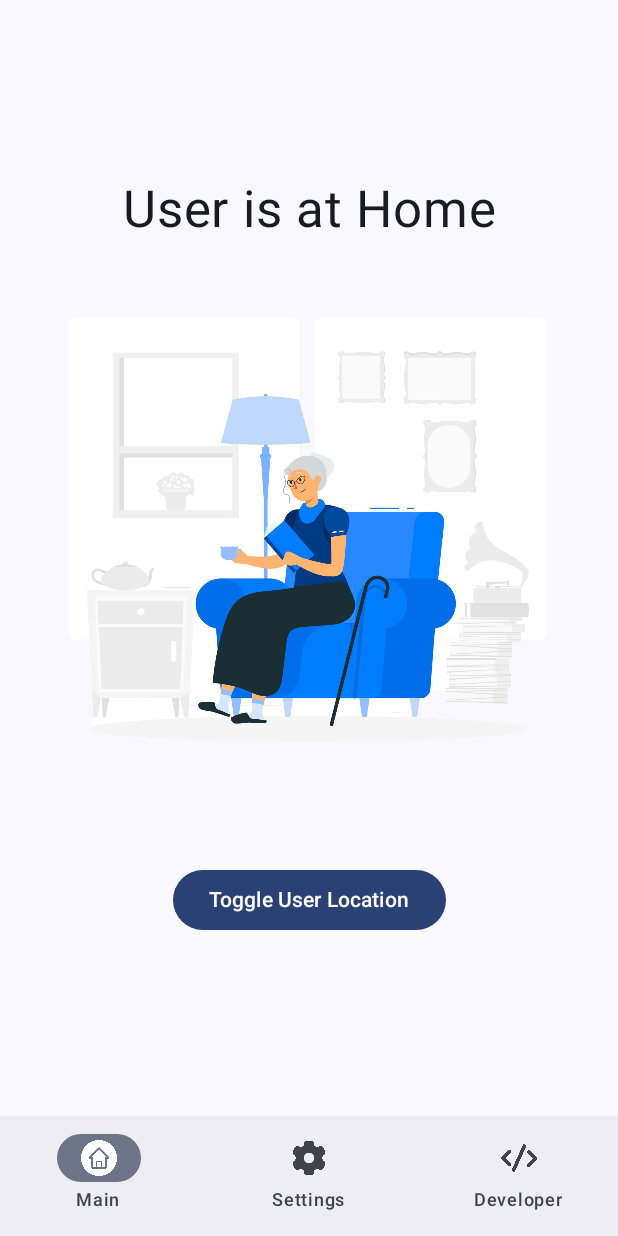
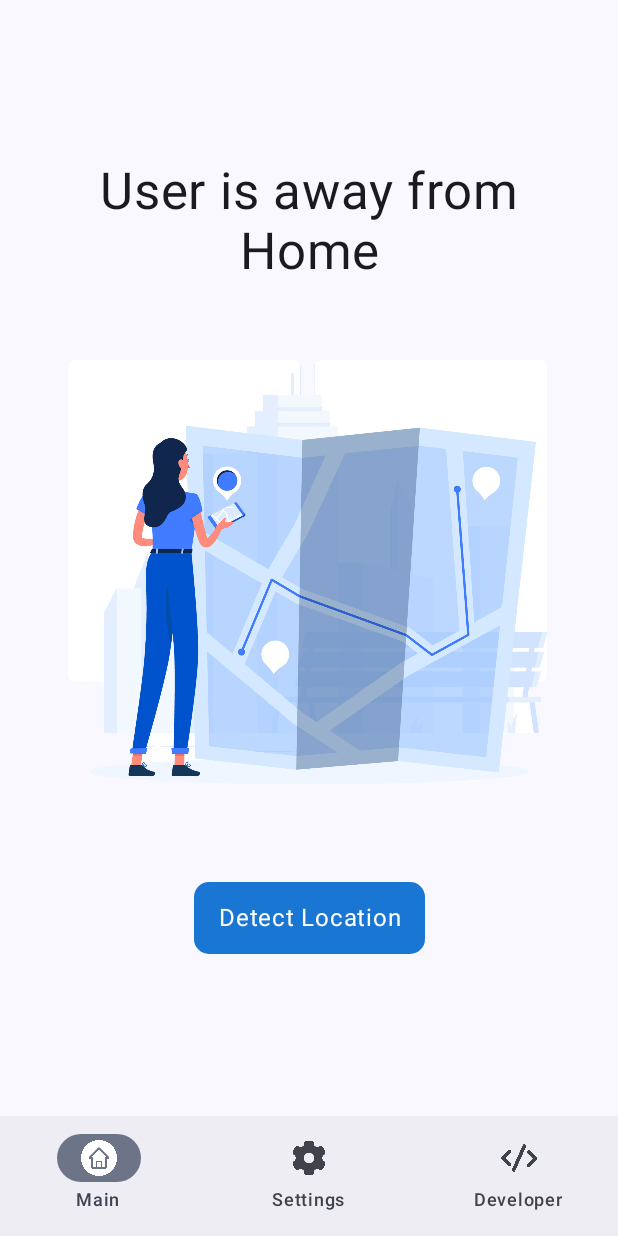
Before and after one commit to RJKRanathunga/Care-Band, an Android app built with Jetpack Compose: the screen it shows after launch (MainActivity), on a phone screen of 412 x 824 dp. Run offline under Robolectric (Android 15) with nearby library versions, the phone set to English and light mode, and no system bars.

Commit message:
fetch weather user it at home or not when opening the app

```diff
--- a/app/app/src/main/java/com/example/edpsem2project/primary_Screens/Main_Screen.kt
+++ b/app/app/src/main/java/com/example/edpsem2project/primary_Screens/Main_Screen.kt
@@ -17,6 +17,7 @@ import androidx.compose.foundation.shape.RoundedCornerShape
 import androidx.compose.material3.Button
 import androidx.compose.material3.Text
 import androidx.compose.runtime.Composable
+import androidx.compose.runtime.LaunchedEffect
 import androidx.compose.runtime.getValue
 import androidx.compose.runtime.mutableStateOf
 import androidx.compose.runtime.remember
@@ -96,11 +97,61 @@ fun getLastLocation(onResult: (List<Location>) -> Unit) {
     })
 }
 
+fun userAtHouse(onResult: (Boolean) -> Unit) {
+    val client = OkHttpClient()
+    val url = "https://${REDIS_USERNAME}/hget/userAtHome/user1" // assuming hash name is 'location' and key is 'user1'
+
+    val request = Request.Builder()
+        .url(url)
+        .addHeader("Authorization", "Bearer $REDIS_PASSWORD")
+        .build()
+
+    client.newCall(request).enqueue(object : Callback {
+        override fun onFailure(call: Call, e: IOException) {
+            Log.d("redis", "Failed to fetch value: ${e.message}")
+            onResult(false)
+        }
+
+        override fun onResponse(call: Call, response: Response) {
+            response.use {
+                if (!response.isSuccessful) {
+                    Log.d("redis", "Unexpected response: ${response.code}")
+                    onResult(false)
+                } else {
+                    val body = response.body?.string()?.trim()
+                    Log.d("redis", "Raw response: $body")
+
+                    try {
+                        val json = Gson().fromJson(body, RedisResult::class.java)
+                        val result = json.result == "1"
+                        onResult(result)
+                    } catch (e: Exception) {
+                        Log.e("redis", "Failed to parse JSON: ${e.message}")
+                        onResult(false)
+                    }
+                }
+            }
+        }
+    })
+}
+
+data class RedisResult(val result: String)
+
+
 
 @Composable
 fun MainScreen(navController: NavController) {
-    // Main screen content goes here
     var isUserAtHome by remember { mutableStateOf(true) }
+    var isDataFetched by remember { mutableStateOf(false) }
+
+    // Fetch user location and status only once
+    LaunchedEffect(Unit) {
+        userAtHouse { isAtHome ->
+            isUserAtHome = isAtHome
+            isDataFetched = true
+            Log.d("redis", "User at home: $isUserAtHome")
+        }
+    }
 
     Column(
         modifier = Modifier
@@ -109,49 +160,45 @@ fun MainScreen(navController: NavController) {
         verticalArrangement = Arrangement.Center,
         horizontalAlignment = Alignment.CenterHorizontally
     ) {
-        if (! isUserAtHome) {
+        if (isDataFetched) {
+            if (!isUserAtHome) {
                 Column(
                     modifier = Modifier.fillMaxWidth(),
                     horizontalAlignment = Alignment.CenterHorizontally
                 ) {
-                // Get the last location and open map screen
                     Text(
                         text = "User is away from Home",
                         fontSize = 34.sp,
                         textAlign = TextAlign.Center,
-                    lineHeight = 40.sp // Adjust line height for better spacing
+                        lineHeight = 40.sp
                     )
                     Image(
                         painter = painterResource(id = R.drawable.locate),
                         contentDescription = "Locate",
                         modifier = Modifier.size(400.dp)
                     )
-
                     Box(
                         modifier = Modifier
                             .background(
-                            color = Color(0xFF1976D2), // Blue color
+                                color = Color(0xFF1976D2),
                                 shape = RoundedCornerShape(10.dp)
                             )
                             .clickable { navController.navigate("map_screen") }
-                        .padding(vertical = 12.dp, horizontal = 16.dp), // Inner padding
+                            .padding(vertical = 12.dp, horizontal = 16.dp),
                         contentAlignment = Alignment.Center
                     ) {
                         Text(
                             text = "Detect Location",
                             color = Color.White,
                             textAlign = TextAlign.Center
-
                         )
                     }
                 }
-        }
-        else{
+            } else {
                 Column(
                     modifier = Modifier.fillMaxWidth(),
                     horizontalAlignment = Alignment.CenterHorizontally
                 ) {
-                // Get the last location and open map screen
                     Text(
                         text = "User is at Home",
                         fontSize = 34.sp,
@@ -164,16 +211,22 @@ fun MainScreen(navController: NavController) {
                     )
                 }
             }
+        } else {
+            Text(
+                text = "Loading...",
+                fontSize = 20.sp,
+                textAlign = TextAlign.Center
+            )
+        }
 
-        // Toggle isUserAtHome state button
-        Button(
-            onClick = {
-                isUserAtHome = !isUserAtHome
-            },
-            modifier = Modifier.padding(top = 16.dp)
-        ) {
-            Text("Toggle User Location")
-        }
+//        Button(
+//            onClick = {
+//                isUserAtHome = !isUserAtHome
+//            },
+//            modifier = Modifier.padding(top = 16.dp)
+//        ) {
+//            Text("Toggle User Location")
+//        }
     }
 }
 
```
Lines whose indentation alone changed are shown as unchanged.
